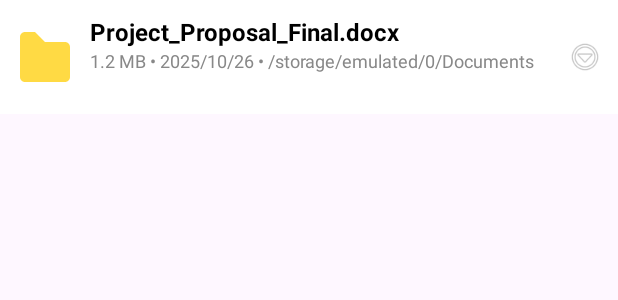
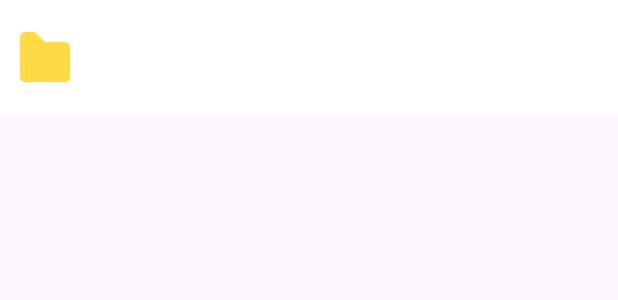
Before and after one commit to JuHwiSang/everything_mobile, an Android app: the layout item_file_row.xml on its own in the app's theme, with its tools: preview values and no code run, on a phone screen of 412 x 824 dp. Shown: the top 300 px of the screen. Run offline under Robolectric (Android 15) with nearby library versions, the phone set to English and light mode, and no system bars.

Commit message:
Update item_file_row.xml

```diff
--- a/app/src/main/res/layout/item_file_row.xml
+++ b/app/src/main/res/layout/item_file_row.xml
@@ -28,7 +28,6 @@
             android:id="@+id/tvFileName"
             android:layout_width="wrap_content"
             android:layout_height="wrap_content"
-            android:text="Project_Proposal_Final.docx"
             android:textSize="16sp"
             android:textStyle="bold"
             android:textColor="#000000"
@@ -39,7 +38,6 @@
             android:id="@+id/tvFileDetail"
             android:layout_width="wrap_content"
             android:layout_height="wrap_content"
-            android:text="1.2 MB • 2025/10/26 • /storage/emulated/0/Documents"
             android:textSize="12sp"
             android:textColor="#888888"
             android:ellipsize="end"
@@ -55,10 +53,4 @@
             android:singleLine="true" />
     </LinearLayout>
 
-    <ImageView
-        android:layout_width="24dp"
-        android:layout_height="24dp"
-        android:src="@android:drawable/ic_menu_more"
-        android:alpha="0.5"/>
-
 </LinearLayout>
```
